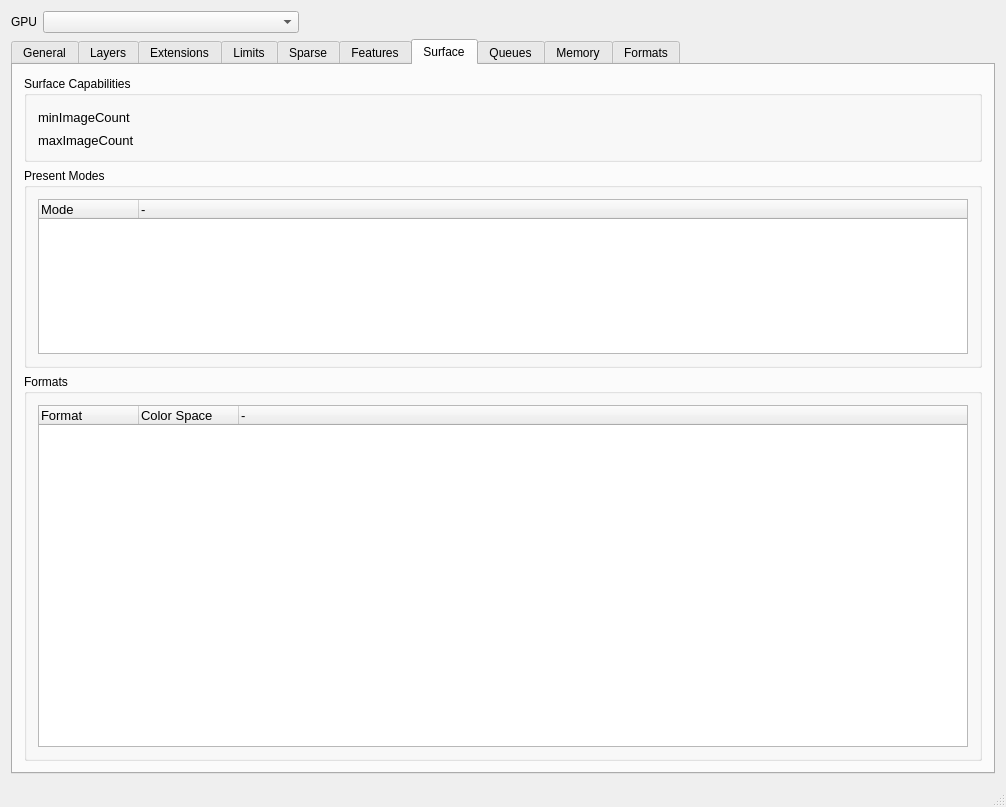
The window that mainwindow.ui (chaoticbob/VulkanInfoViewer) describes before a commit, drawn with Qt 5.
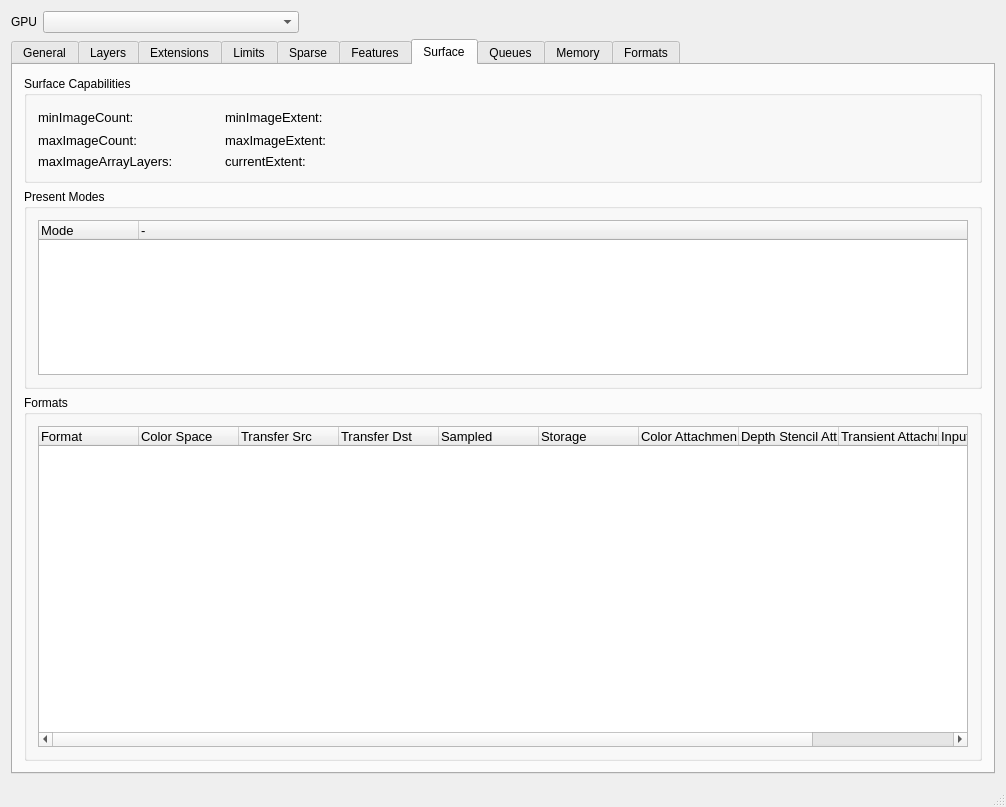
The same window after the commit. The open tabs and pages were chosen to show the change.

Commit message: Fixed usage/create flags

Patch:
```diff
--- a/mainwindow.ui
+++ b/mainwindow.ui
@@ -663,45 +663,14 @@
               <layout class="QVBoxLayout" name="verticalLayout_10">
                <item>
                 <layout class="QGridLayout" name="gridLayout">
-                 <item row="0" column="2">
-                  <spacer name="horizontalSpacer_3">
-                   <property name="orientation">
-                    <enum>Qt::Horizontal</enum>
-                   </property>
-                   <property name="sizeHint" stdset="0">
-                    <size>
-                     <width>40</width>
-                     <height>20</height>
-                    </size>
-                   </property>
-                  </spacer>
-                 </item>
-                 <item row="0" column="1">
-                  <widget class="QLabel" name="minImageCountValue">
-                   <property name="font">
-                    <font>
-                     <pointsize>10</pointsize>
-                    </font>
-                   </property>
-                   <property name="text">
-                    <string/>
-                   </property>
-                  </widget>
-                 </item>
-                 <item row="1" column="0">
-                  <widget class="QLabel" name="label_5">
-                   <property name="font">
-                    <font>
-                     <pointsize>10</pointsize>
-                    </font>
-                   </property>
-                   <property name="text">
-                    <string>maxImageCount</string>
-                   </property>
-                  </widget>
-                 </item>
                  <item row="1" column="1">
                   <widget class="QLabel" name="maxImageCountValue">
+                   <property name="minimumSize">
+                    <size>
+                     <width>16</width>
+                     <height>0</height>
+                    </size>
+                   </property>
                    <property name="font">
                     <font>
                      <pointsize>10</pointsize>
@@ -709,6 +678,30 @@
                    </property>
                    <property name="text">
                     <string/>
+                   </property>
+                   <property name="alignment">
+                    <set>Qt::AlignRight|Qt::AlignTrailing|Qt::AlignVCenter</set>
+                   </property>
+                  </widget>
+                 </item>
+                 <item row="0" column="1">
+                  <widget class="QLabel" name="minImageCountValue">
+                   <property name="minimumSize">
+                    <size>
+                     <width>16</width>
+                     <height>0</height>
+                    </size>
+                   </property>
+                   <property name="font">
+                    <font>
+                     <pointsize>10</pointsize>
+                    </font>
+                   </property>
+                   <property name="text">
+                    <string/>
+                   </property>
+                   <property name="alignment">
+                    <set>Qt::AlignRight|Qt::AlignTrailing|Qt::AlignVCenter</set>
                    </property>
                   </widget>
                  </item>
@@ -720,7 +713,180 @@
                     </font>
                    </property>
                    <property name="text">
-                    <string>minImageCount</string>
+                    <string>minImageCount:</string>
+                   </property>
+                  </widget>
+                 </item>
+                 <item row="2" column="3">
+                  <widget class="QLabel" name="label_21">
+                   <property name="font">
+                    <font>
+                     <pointsize>10</pointsize>
+                    </font>
+                   </property>
+                   <property name="text">
+                    <string>currentExtent:</string>
+                   </property>
+                  </widget>
+                 </item>
+                 <item row="1" column="3">
+                  <widget class="QLabel" name="label_20">
+                   <property name="font">
+                    <font>
+                     <pointsize>10</pointsize>
+                    </font>
+                   </property>
+                   <property name="text">
+                    <string>maxImageExtent:</string>
+                   </property>
+                  </widget>
+                 </item>
+                 <item row="1" column="0">
+                  <widget class="QLabel" name="label_5">
+                   <property name="font">
+                    <font>
+                     <pointsize>10</pointsize>
+                    </font>
+                   </property>
+                   <property name="text">
+                    <string>maxImageCount:</string>
+                   </property>
+                  </widget>
+                 </item>
+                 <item row="0" column="3">
+                  <widget class="QLabel" name="label_8">
+                   <property name="font">
+                    <font>
+                     <pointsize>10</pointsize>
+                    </font>
+                   </property>
+                   <property name="text">
+                    <string>minImageExtent:</string>
+                   </property>
+                  </widget>
+                 </item>
+                 <item row="0" column="2">
+                  <spacer name="horizontalSpacer_7">
+                   <property name="orientation">
+                    <enum>Qt::Horizontal</enum>
+                   </property>
+                   <property name="sizeType">
+                    <enum>QSizePolicy::Fixed</enum>
+                   </property>
+                   <property name="sizeHint" stdset="0">
+                    <size>
+                     <width>24</width>
+                     <height>20</height>
+                    </size>
+                   </property>
+                  </spacer>
+                 </item>
+                 <item row="2" column="4">
+                  <widget class="QLabel" name="currentExtentValue">
+                   <property name="minimumSize">
+                    <size>
+                     <width>16</width>
+                     <height>0</height>
+                    </size>
+                   </property>
+                   <property name="font">
+                    <font>
+                     <pointsize>10</pointsize>
+                    </font>
+                   </property>
+                   <property name="text">
+                    <string/>
+                   </property>
+                   <property name="alignment">
+                    <set>Qt::AlignRight|Qt::AlignTrailing|Qt::AlignVCenter</set>
+                   </property>
+                  </widget>
+                 </item>
+                 <item row="0" column="4">
+                  <widget class="QLabel" name="minImageExtentValue">
+                   <property name="minimumSize">
+                    <size>
+                     <width>16</width>
+                     <height>0</height>
+                    </size>
+                   </property>
+                   <property name="font">
+                    <font>
+                     <pointsize>10</pointsize>
+                    </font>
+                   </property>
+                   <property name="text">
+                    <string/>
+                   </property>
+                   <property name="alignment">
+                    <set>Qt::AlignRight|Qt::AlignTrailing|Qt::AlignVCenter</set>
+                   </property>
+                  </widget>
+                 </item>
+                 <item row="1" column="4">
+                  <widget class="QLabel" name="maxImageExtentValue">
+                   <property name="minimumSize">
+                    <size>
+                     <width>16</width>
+                     <height>0</height>
+                    </size>
+                   </property>
+                   <property name="font">
+                    <font>
+                     <pointsize>10</pointsize>
+                    </font>
+                   </property>
+                   <property name="text">
+                    <string/>
+                   </property>
+                   <property name="alignment">
+                    <set>Qt::AlignRight|Qt::AlignTrailing|Qt::AlignVCenter</set>
+                   </property>
+                  </widget>
+                 </item>
+                 <item row="0" column="5">
+                  <spacer name="horizontalSpacer_3">
+                   <property name="orientation">
+                    <enum>Qt::Horizontal</enum>
+                   </property>
+                   <property name="sizeHint" stdset="0">
+                    <size>
+                     <width>40</width>
+                     <height>20</height>
+                    </size>
+                   </property>
+                  </spacer>
+                 </item>
+                 <item row="2" column="0">
+                  <widget class="QLabel" name="label_22">
+                   <property name="font">
+                    <font>
+                     <pointsize>10</pointsize>
+                    </font>
+                   </property>
+                   <property name="text">
+                    <string>maxImageArrayLayers:</string>
+                   </property>
+                  </widget>
+                 </item>
+                 <item row="2" column="1">
+                  <widget class="QLabel" name="maxImageArrayLayersValue">
+                   <property name="minimumSize">
+                    <size>
+                     <width>16</width>
+                     <height>0</height>
+                    </size>
+                   </property>
+                   <property name="font">
+                    <font>
+                     <pointsize>10</pointsize>
+                    </font>
+                   </property>
+                   <property name="text">
+                    <string/>
+                   </property>
+                   <property name="alignment">
+                    <set>Qt::AlignRight|Qt::AlignTrailing|Qt::AlignVCenter</set>
                    </property>
                   </widget>
                  </item>
@@ -826,6 +992,46 @@
                      <string>Color Space</string>
                     </property>
                    </column>
+                   <column>
+                    <property name="text">
+                     <string>Transfer Src</string>
+                    </property>
+                   </column>
+                   <column>
+                    <property name="text">
+                     <string>Transfer Dst</string>
+                    </property>
+                   </column>
+                   <column>
+                    <property name="text">
+                     <string>Sampled</string>
+                    </property>
+                   </column>
+                   <column>
+                    <property name="text">
+                     <string>Storage</string>
+                    </property>
+                   </column>
+                   <column>
+                    <property name="text">
+                     <string>Color Attachment</string>
+                    </property>
+                   </column>
+                   <column>
+                    <property name="text">
+                     <string>Depth Stencil Attachment</string>
+                    </property>
+                   </column>
+                   <column>
+                    <property name="text">
+                     <string>Transient Attachment</string>
+                    </property>
+                   </column>
+                   <column>
+                    <property name="text">
+                     <string>Input Attachment</string>
+                    </property>
+                   </column>
                    <column>
                     <property name="text">
                      <string>-</string>
```
Left out of the diff: 14 changed lines with no effect on the pictures. The commit also changes 2 other files.
